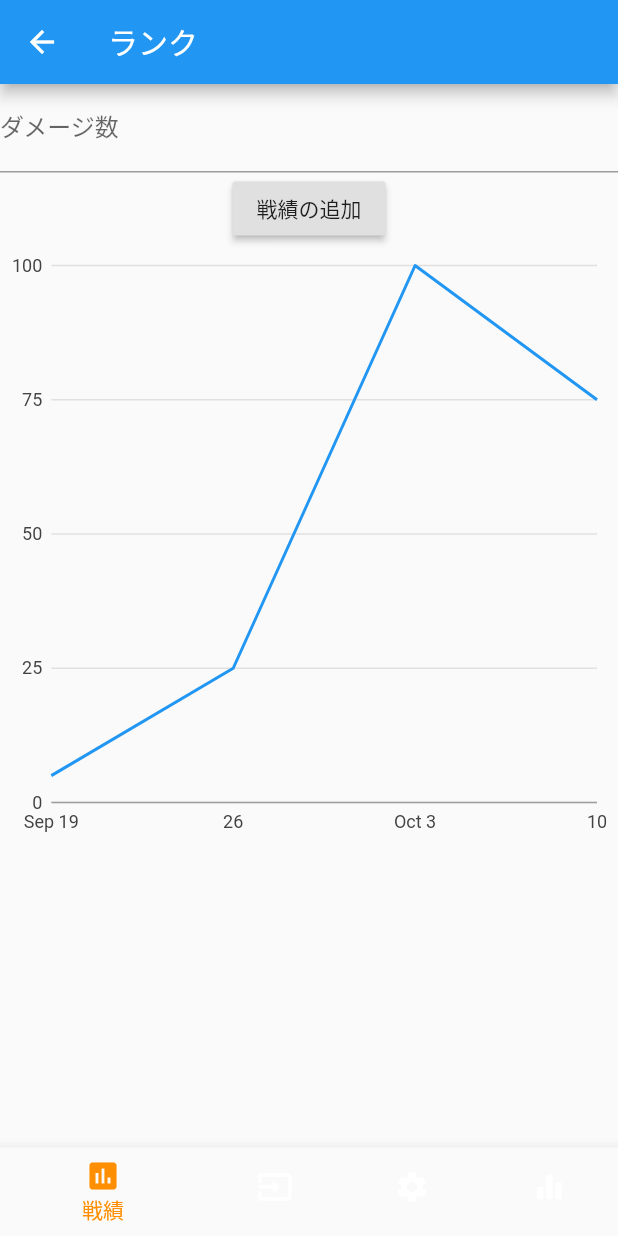
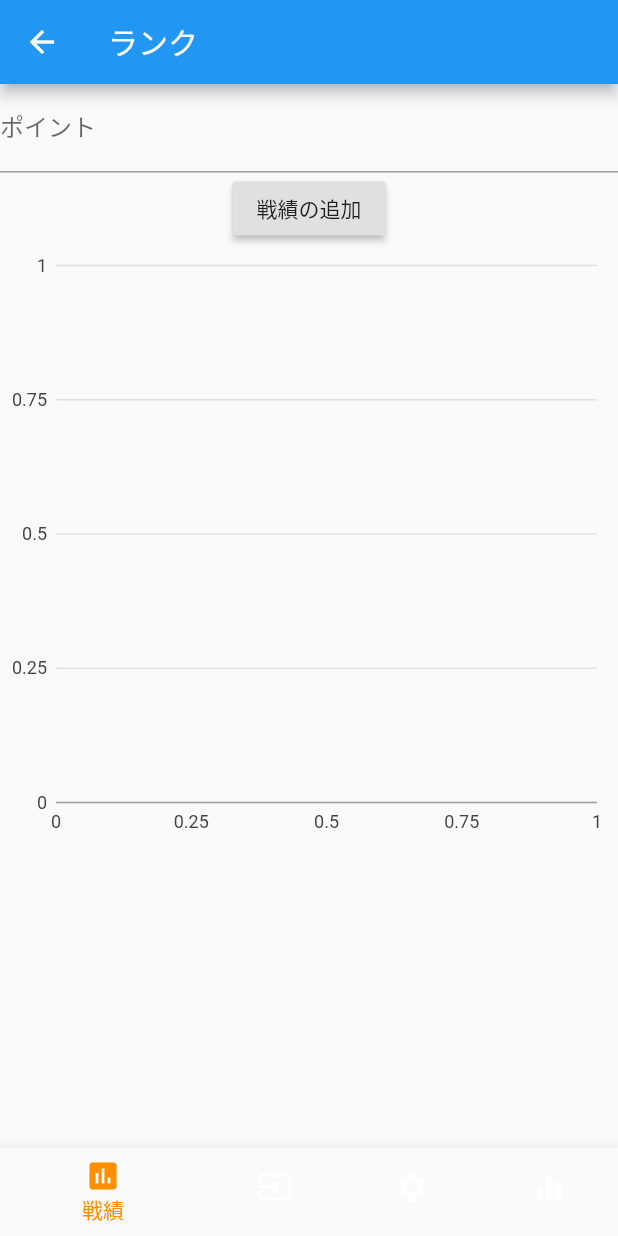
Before and after one commit to KIT-Fluter/ApexAPP, a Flutter app: the screen it shows after launch, item 4 of the bottom bar chosen, after a tap on "戦績の追加", on a phone screen of 412 x 824 dp. Run offline on Flutter 3.47's test engine with Material 2 defaults, Android fonts, the phone set to English and light mode, and no system bars; our stand-ins replace charts_flutter.

Commit message:
[update]自分のいれる値で実装

```diff
--- a/lib/rank_charts.dart
+++ b/lib/rank_charts.dart
@@ -18,7 +18,9 @@ class RankChartPage extends StatefulWidget {
 class _RankChartPageState extends State<RankChartPage> {
   int _selectedIndex = 0;
   int rank_point = 0;
-  List<int> rank_point_list = [];
+  int count = 0;
+  int sum = 0;
+  List<LinearSales> rank_point_list = [];
 
   void _onItemTapped(int index) {
     setState(() {
@@ -61,7 +63,7 @@ class _RankChartPageState extends State<RankChartPage> {
               child: Column(
                 children: <Widget>[
                   TextFormField(
-                    decoration: InputDecoration(labelText: "ダメージ数"),
+                    decoration: InputDecoration(labelText: "ポイント"),
                     //TODO: 重たくなるので代替案を考える
                     onChanged: (value) {
                       rank_point = int.parse(value);
@@ -70,15 +72,17 @@ class _RankChartPageState extends State<RankChartPage> {
                   RaisedButton(
                       child: Text("戦績の追加"),
                       onPressed: () {
-                        rank_point_list.add(rank_point);
-                        print(rank_point_list);
+                        count++;
+                        //rank_point_list.add([count, rank_point]);
+                        sum += rank_point;
+                        rank_point_list.add(LinearSales(count - 1, sum));
                       }),
                 ],
               ),
             ),
           ),
           Container(
-            child: SimpleTimeSeriesChart.withSampleData(),
+            child: SimpleLineChart(_chartData(rank_point_list)),
             height: 400,
           )
           //TODO: ListViewがおかしいので修正
@@ -121,15 +125,16 @@ class _RankChartPageState extends State<RankChartPage> {
 }
 
 //TODO: Chartの理解
-class SimpleTimeSeriesChart extends StatelessWidget {
+//後々はDataChartに変更
+class SimpleLineChart extends StatelessWidget {
   final List<charts.Series> seriesList;
   final bool animate;
 
-  SimpleTimeSeriesChart(this.seriesList, {this.animate});
+  SimpleLineChart(this.seriesList, {this.animate});
 
-  /// Creates a [TimeSeriesChart] with sample data and no transition.
-  factory SimpleTimeSeriesChart.withSampleData() {
-    return new SimpleTimeSeriesChart(
+  /// Creates a [LineChart] with sample data and no transition.
+  factory SimpleLineChart.withSampleData() {
+    return new SimpleLineChart(
       _createSampleData(),
       // Disable animations for image tests.
       animate: false,
@@ -138,41 +143,51 @@ class SimpleTimeSeriesChart extends StatelessWidget {
 
   @override
   Widget build(BuildContext context) {
-    return new charts.TimeSeriesChart(
-      seriesList,
-      animate: animate,
-      // Optionally pass in a [DateTimeFactory] used by the chart. The factory
-      // should create the same type of [DateTime] as the data provided. If none
-      // specified, the default creates local date time.
-      dateTimeFactory: const charts.LocalDateTimeFactory(),
-    );
+    return new charts.LineChart(seriesList, animate: animate);
   }
 
   /// Create one series with sample hard coded data.
-  static List<charts.Series<TimeSeriesSales, DateTime>> _createSampleData() {
+  static List<charts.Series<LinearSales, int>> _createSampleData() {
     final data = [
-      new TimeSeriesSales(new DateTime(2017, 9, 19), 5),
-      new TimeSeriesSales(new DateTime(2017, 9, 26), 25),
-      new TimeSeriesSales(new DateTime(2017, 10, 3), 100),
-      new TimeSeriesSales(new DateTime(2017, 10, 10), 75),
+      new LinearSales(0, 5),
+      new LinearSales(1, 25),
+      new LinearSales(2, 100),
+      new LinearSales(3, 75),
     ];
 
     return [
-      new charts.Series<TimeSeriesSales, DateTime>(
+      new charts.Series<LinearSales, int>(
         id: 'Sales',
         colorFn: (_, __) => charts.MaterialPalette.blue.shadeDefault,
-        domainFn: (TimeSeriesSales sales, _) => sales.time,
-        measureFn: (TimeSeriesSales sales, _) => sales.sales,
+        domainFn: (LinearSales sales, _) => sales.year,
+        measureFn: (LinearSales sales, _) => sales.sales,
         data: data,
       )
     ];
   }
 }
 
-/// Sample time series data type.
-class TimeSeriesSales {
-  final DateTime time;
+/// Sample linear data type.
+class LinearSales {
+  final int year;
   final int sales;
 
-  TimeSeriesSales(this.time, this.sales);
+  LinearSales(this.year, this.sales);
 }
+
+void createChartData(dynamic chart_data, List rank_list, int index) {
+  chart_data.add(LinearSales(3000 + rank_list[index][0], rank_list[index][1]));
+}
+
+List<charts.Series<LinearSales, int>> _chartData(
+    List<LinearSales> rank_point_list) {
+  return [
+    new charts.Series<LinearSales, int>(
+      id: 'Sales',
+      colorFn: (_, __) => charts.MaterialPalette.blue.shadeDefault,
+      domainFn: (LinearSales sales, _) => sales.year,
+      measureFn: (LinearSales sales, _) => sales.sales,
+      data: rank_point_list,
+    )
+  ];
+}
```
